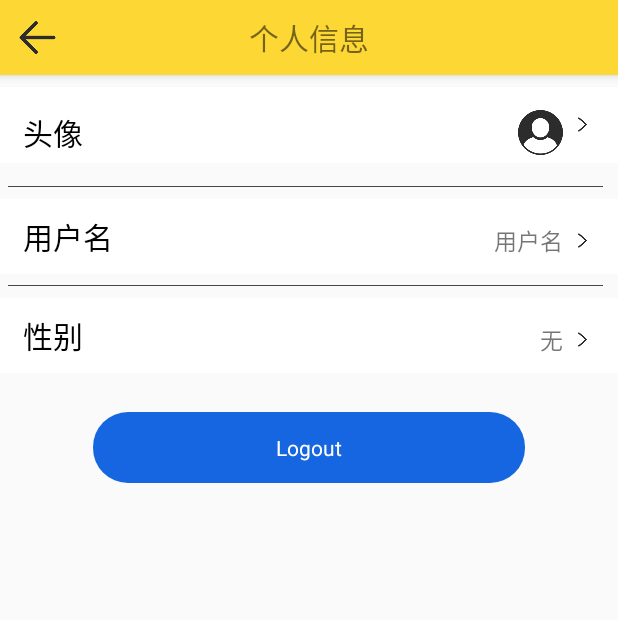
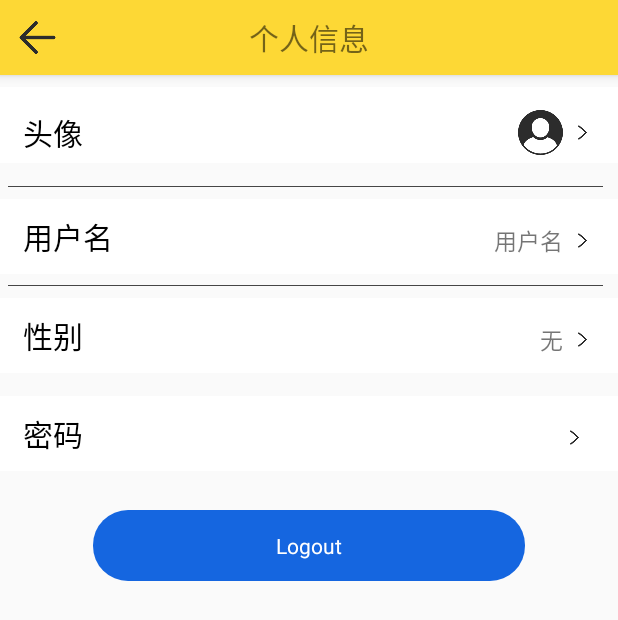
Before and after one commit to LoveYou3000/2903TallyBook, an Android app: the PersonalInfo screen opened directly, with no data from a screen before it, on a phone screen of 412 x 824 dp. Shown: the top 620 px of the screen. Run offline under Robolectric (Android 15) with nearby library versions, the phone set to English and light mode, and no system bars; libraries missing offline, so code that uses them is left out: cn.bmob.v3; 4 statements that could not run were skipped.

Commit message:
代码优化&修改更改密码功能的位置

```diff
--- a/app/src/main/java/com/example/tallybook/MainActivity.java
+++ b/app/src/main/java/com/example/tallybook/MainActivity.java
@@ -19,6 +19,8 @@ import androidx.viewpager.widget.ViewPager;
 import java.util.ArrayList;
 import java.util.List;
 
+import cn.bmob.v3.Bmob;
+
 public class MainActivity extends AppCompatActivity implements BottomNavigationBar.OnTabSelectedListener, ViewPager.OnPageChangeListener {
 
     private NoSlideViewPager viewPager;
@@ -31,7 +33,7 @@ public class MainActivity extends AppCompatActivity implements BottomNavigationB
         super.onCreate(savedInstanceState);
         setContentView(R.layout.activity_main);
 
-
+        Bmob.initialize(this, "4c0d8bc51d99076175282cb6010f0f85");
 
         initView();
         initViewPager();
--- a/app/src/main/java/com/example/tallybook/activity/PersonalInfo.java
+++ b/app/src/main/java/com/example/tallybook/activity/PersonalInfo.java
@@ -32,6 +32,7 @@ public class PersonalInfo extends AppCompatActivity {
     private LinearLayout personal_head;
     private LinearLayout personal_username;
     private LinearLayout personal_sex;
+    private LinearLayout personal_password;
 
     private ImageView personal_head_show;
     private TextView personal_username_show;
@@ -44,7 +45,7 @@ public class PersonalInfo extends AppCompatActivity {
         super.onCreate(savedInstanceState);
         setContentView(R.layout.activity_personal_info);
 
-        Bmob.initialize(this,"4c0d8bc51d99076175282cb6010f0f85");
+        Bmob.initialize(this, "4c0d8bc51d99076175282cb6010f0f85");
 
         initView();
         setListener();
@@ -52,25 +53,16 @@ public class PersonalInfo extends AppCompatActivity {
 
     private void setListener() {
 
-        personal_back.setOnClickListener(new View.OnClickListener() {
-            @Override
-            public void onClick(View v) {
-                finish();
-            }
+        personal_back.setOnClickListener(v -> finish());
+
+        personal_head.setOnClickListener(v -> {
+            //插入修改头像代码
+            Toast.makeText(PersonalInfo.this, "修改头像", Toast.LENGTH_SHORT).show();
         });
 
-        personal_head.setOnClickListener(new View.OnClickListener() {
-            @Override
-            public void onClick(View v) {
-                Toast.makeText(PersonalInfo.this, "修改头像", Toast.LENGTH_SHORT).show();
-            }
-        });
-
-        personal_username.setOnClickListener(new View.OnClickListener() {
-            @Override
-            public void onClick(View v) {
+        personal_username.setOnClickListener(v -> {
             final AlertDialog.Builder change_usernameDialog = new AlertDialog.Builder(PersonalInfo.this);
-                View username_view = View.inflate(PersonalInfo.this,R.layout.dialog_change_username,null);
+            View username_view = View.inflate(PersonalInfo.this, R.layout.dialog_change_username, null);
 
             change_usernameDialog.setView(username_view).create();
             final AlertDialog show = change_usernameDialog.show();
@@ -118,7 +110,6 @@ public class PersonalInfo extends AppCompatActivity {
                 }
             });
 
-            }
         });
 
         personal_sex.setOnClickListener(new View.OnClickListener() {
@@ -127,7 +118,7 @@ public class PersonalInfo extends AppCompatActivity {
                 Toast.makeText(PersonalInfo.this, "修改性别", Toast.LENGTH_SHORT).show();
 
                 final AlertDialog.Builder change_sexeDialog = new AlertDialog.Builder(PersonalInfo.this);
-                View sex_view = LayoutInflater.from(PersonalInfo.this).inflate(R.layout.dialog_change_sex,null);
+                View sex_view = LayoutInflater.from(PersonalInfo.this).inflate(R.layout.dialog_change_sex, null);
 
                 change_sexeDialog.setView(sex_view).create();
                 final AlertDialog show = change_sexeDialog.show();
@@ -137,9 +128,7 @@ public class PersonalInfo extends AppCompatActivity {
 
                 final User user = BmobUser.getCurrentUser(User.class);
 
-                set_sex_male.setOnClickListener(new View.OnClickListener() {
-                    @Override
-                    public void onClick(View v) {
+                set_sex_male.setOnClickListener(v12 -> {
                     user.setSex("男");
 
                     user.update(new UpdateListener() {
@@ -157,12 +146,9 @@ public class PersonalInfo extends AppCompatActivity {
                     });
 
                     show.dismiss();
-                    }
                 });
 
-                set_sex_female.setOnClickListener(new View.OnClickListener() {
-                    @Override
-                    public void onClick(View v) {
+                set_sex_female.setOnClickListener(v13 -> {
                     user.setSex("女");
 
                     user.update(new UpdateListener() {
@@ -180,31 +166,59 @@ public class PersonalInfo extends AppCompatActivity {
                     });
 
                     show.dismiss();
-                    }
                 });
 
             }
         });
 
-        logout.setOnClickListener(new View.OnClickListener() {
+        personal_password.setOnClickListener(v -> {
+            AlertDialog.Builder change_passwordDialog = new AlertDialog.Builder(PersonalInfo.this);
+            View change_password_view = LayoutInflater.from(PersonalInfo.this).inflate(R.layout.dialog_change_password, null);
+
+            change_passwordDialog.setView(change_password_view).create();
+
+            EditText old_password = change_password_view.findViewById(R.id.old_password);
+            EditText new_password = change_password_view.findViewById(R.id.new_password);
+            TextView change_password_cancel = change_password_view.findViewById(R.id.change_password_cancel);
+            TextView change_password_confirm = change_password_view.findViewById(R.id.change_password_confirm);
+
+            AlertDialog show = change_passwordDialog.show();
+
+            change_password_cancel.setOnClickListener(v1 -> show.dismiss());
+
+            change_password_confirm.setOnClickListener(v1 -> {
+
+                BmobUser.updateCurrentUserPassword(old_password.getText().toString(),
+                        new_password.getText().toString(), new UpdateListener() {
                             @Override
-            public void onClick(View v) {
+                            public void done(BmobException e) {
+                                if (e == null) {
+                                    Toast.makeText(PersonalInfo.this, "更新成功,请重新登陆", Toast.LENGTH_SHORT).show();
+                                    BmobUser.logOut();
+                                    startActivity(new Intent(PersonalInfo.this, Login.class));
+                                    PersonalInfo.this.finish();
+                                } else {
+                                    Toast.makeText(PersonalInfo.this, "更新失败" + e.getMessage(), Toast.LENGTH_SHORT).show();
+                                }
+                            }
+                        });
+                show.dismiss();
+
+            });
+
+        });
+
+        logout.setOnClickListener(v -> {
             android.app.AlertDialog.Builder confirm_logout = new android.app.AlertDialog.Builder(PersonalInfo.this);
             confirm_logout.setMessage("确认退出吗?").setPositiveButton("确认", new DialogInterface.OnClickListener() {
                 @Override
                 public void onClick(DialogInterface dialog, int which) {
                     BmobUser.logOut();
-                        startActivity(new Intent(PersonalInfo.this,Login.class));
+                    startActivity(new Intent(PersonalInfo.this, Login.class));
                     finish();
                 }
-                }).setNegativeButton("取消", new DialogInterface.OnClickListener() {
-                    @Override
-                    public void onClick(DialogInterface dialog, int which) {
+            }).setNegativeButton("取消", null).create().show();
 
-                    }
-                }).create().show();
-
-            }
         });
 
     }
@@ -216,6 +230,7 @@ public class PersonalInfo extends AppCompatActivity {
         personal_head = findViewById(R.id.personal_head);
         personal_username = findViewById(R.id.personal_username);
         personal_sex = findViewById(R.id.personal_sex);
+        personal_password = findViewById(R.id.personal_password);
 
         personal_head_show = findViewById(R.id.personal_head_show);
         personal_username_show = findViewById(R.id.personal_username_show);
--- a/app/src/main/java/com/example/tallybook/fragment/FragmentBudget.java
+++ b/app/src/main/java/com/example/tallybook/fragment/FragmentBudget.java
@@ -68,7 +68,7 @@ public class FragmentBudget extends Fragment {
     public void onActivityCreated(@Nullable Bundle savedInstanceState) {
         super.onActivityCreated(savedInstanceState);
 
-        Bmob.initialize(getActivity(),"4c0d8bc51d99076175282cb6010f0f85");
+//        Bmob.initialize(getActivity(),"4c0d8bc51d99076175282cb6010f0f85");
 
         initView();
         setListener();
--- a/app/src/main/java/com/example/tallybook/fragment/FragmentDetail.java
+++ b/app/src/main/java/com/example/tallybook/fragment/FragmentDetail.java
@@ -76,7 +76,7 @@ public class FragmentDetail extends Fragment implements DateTimeDialog.MyOnDateS
     public void onActivityCreated(@Nullable Bundle savedInstanceState) {
         super.onActivityCreated(savedInstanceState);
 
-        Bmob.initialize(getActivity(), "4c0d8bc51d99076175282cb6010f0f85");
+//        Bmob.initialize(getActivity(), "4c0d8bc51d99076175282cb6010f0f85");
 
         initAppBar();
         initView();
--- a/app/src/main/java/com/example/tallybook/fragment/FragmentTable.java
+++ b/app/src/main/java/com/example/tallybook/fragment/FragmentTable.java
@@ -83,7 +83,7 @@ public class FragmentTable extends Fragment {
     public void onActivityCreated(@Nullable Bundle savedInstanceState) {
         super.onActivityCreated(savedInstanceState);
 
-        Bmob.initialize(getActivity(), "4c0d8bc51d99076175282cb6010f0f85");
+//        Bmob.initialize(getActivity(), "4c0d8bc51d99076175282cb6010f0f85");
 
         initView();
         setListeners();
--- a/app/src/main/res/layout/activity_personal_info.xml
+++ b/app/src/main/res/layout/activity_personal_info.xml
@@ -1,6 +1,7 @@
 <?xml version="1.0" encoding="utf-8"?>
 <androidx.coordinatorlayout.widget.CoordinatorLayout
     xmlns:android="http://schemas.android.com/apk/res/android"
+    xmlns:tools="http://schemas.android.com/tools"
     android:orientation="vertical"
     android:layout_width="match_parent"
     android:layout_height="match_parent">
@@ -31,7 +32,7 @@
                 android:layout_height="30dp" />
 
             <TextView
-                android:layout_marginRight="50sp"
+                android:layout_marginEnd="50sp"
                 android:gravity="center"
                 android:textSize="20sp"
                 android:text="个人信息"
@@ -50,7 +51,7 @@
 
         <LinearLayout
             android:paddingBottom="5dp"
-            android:paddingLeft="15dp"
+            android:paddingStart="15dp"
             android:background="@drawable/click_total"
             android:paddingTop="15dp"
             android:layout_marginTop="8dp"
@@ -70,15 +71,14 @@
 
             <ImageView
                 android:id="@+id/personal_head_show"
-                android:layout_marginLeft="290dp"
+                android:layout_marginStart="290dp"
                 android:layout_gravity="end"
                 android:src="@drawable/change_head"
                 android:layout_width="30sp"
                 android:layout_height="30sp" />
 
             <ImageView
-                android:layout_marginTop="-5dp"
-                android:layout_marginLeft="5dp"
+                android:layout_marginStart="5dp"
                 android:layout_gravity="center_vertical"
                 android:src="@drawable/right"
                 android:layout_width="15dp"
@@ -87,17 +87,16 @@
         </LinearLayout>
 
         <View
-            android:layout_marginLeft="5dp"
-            android:layout_marginRight="10dp"
+            android:layout_marginStart="5dp"
+            android:layout_marginEnd="10dp"
             android:layout_width="match_parent"
             android:layout_height="1px"
-            android:layout_below="@+id/detail_top"
             android:background="#ff464646"/>
 
         <LinearLayout
 
             android:background="@drawable/click_total"
-            android:paddingLeft="15dp"
+            android:paddingStart="15dp"
             android:gravity="center_vertical"
             android:layout_marginTop="8dp"
             android:layout_marginBottom="7dp"
@@ -118,15 +117,16 @@
                 android:layout_marginTop="2.5dp"
                 android:layout_marginLeft="100sp"
                 android:text="用户名"
-                android:textSize="15dp"
+                android:textSize="15sp"
                 android:gravity="right|center_vertical"
                 android:layout_gravity="center_vertical"
                 android:layout_width="200sp"
-                android:layout_height="match_parent" />
+                android:layout_height="match_parent"
+                tools:ignore="RtlHardcoded" />
 
             <ImageView
                 android:layout_marginTop="2.5dp"
-                android:layout_marginLeft="5dp"
+                android:layout_marginStart="5dp"
                 android:layout_gravity="center_vertical"
                 android:src="@drawable/right"
                 android:layout_width="15dp"
@@ -135,16 +135,15 @@
         </LinearLayout>
 
         <View
-            android:layout_marginLeft="5dp"
-            android:layout_marginRight="10dp"
+            android:layout_marginStart="5dp"
+            android:layout_marginEnd="10dp"
             android:layout_width="match_parent"
             android:layout_height="1px"
-            android:layout_below="@+id/detail_top"
             android:background="#ff464646"/>
 
         <LinearLayout
             android:background="@drawable/click_total"
-            android:paddingLeft="15dp"
+            android:paddingStart="15dp"
             android:layout_marginTop="8dp"
             android:layout_marginBottom="7dp"
             android:id="@+id/personal_sex"
@@ -182,6 +181,35 @@
         </LinearLayout>
 
         <LinearLayout
+            android:background="@drawable/click_total"
+            android:paddingStart="15dp"
+            android:layout_marginTop="8dp"
+            android:layout_marginBottom="7dp"
+            android:id="@+id/personal_password"
+            android:orientation="horizontal"
+            android:layout_width="match_parent"
+            android:layout_height="50sp" >
+
+            <TextView
+                android:layout_gravity="center_vertical"
+                android:textColor="#000"
+                android:textSize="20sp"
+                android:text="密码"
+                android:layout_width="wrap_content"
+                android:layout_height="wrap_content" />
+
+
+            <ImageView
+                android:layout_marginTop="2.5dp"
+                android:layout_marginStart="320dp"
+                android:layout_gravity="center_vertical"
+                android:src="@drawable/right"
+                android:layout_width="15dp"
+                android:layout_height="15dp" />
+
+        </LinearLayout>
+
+        <LinearLayout
             android:layout_width="match_parent"
             android:layout_height="match_parent"
             android:gravity="bottom">
```
Also changed, not shown: app/src/main/java/com/example/tallybook/fragment/FragmentMine.java (+18 -89 lines), app/src/main/res/layout/fragment_mine.xml (+0 -8 lines), app/src/main/res/menu/mine_more.xml (deleted, +0 -8 lines). Lines whose indentation alone changed are shown as unchanged.
